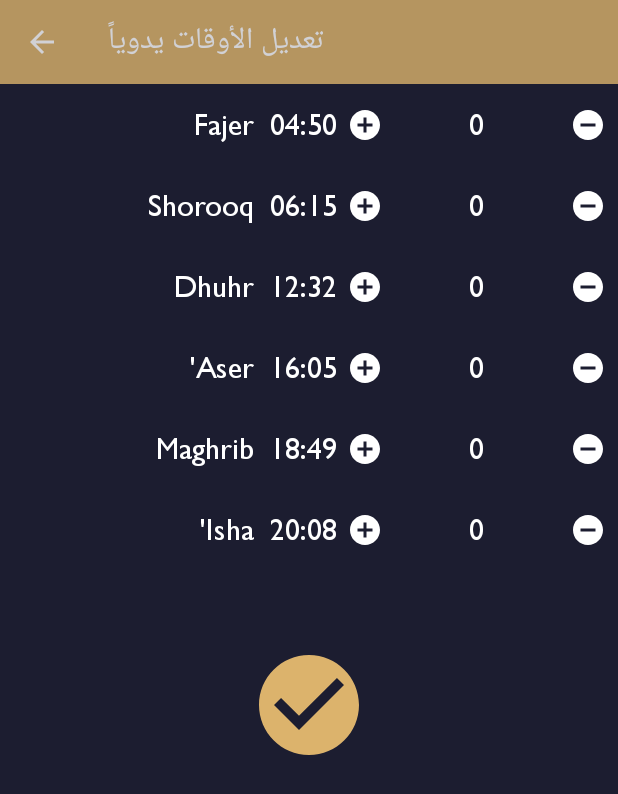
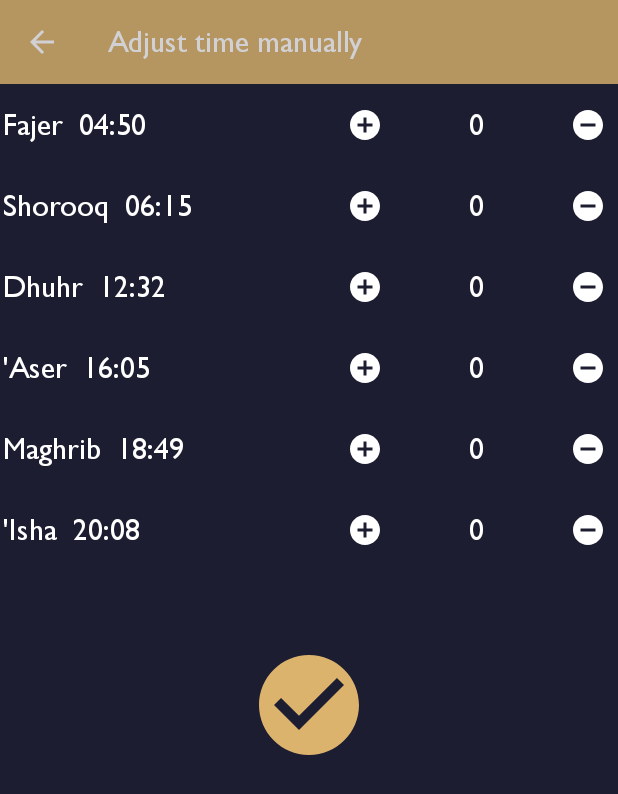
Before and after one commit to arakaneserohingya/Best-Azan-And-Prayer-Time-App, an Android app: the AdjustTimesActivity screen opened directly, with no data from a screen before it, on a phone screen of 412 x 824 dp. Shown: the top 794 px of the screen. Run offline under Robolectric (Android 15) with nearby library versions, the phone set to English and light mode, and no system bars.

Commit message:
fix, strings in AdjustTimesActivity

```diff
--- a/app/src/main/java/com/alhadara/omar/azan/Activities/AdjustTimesActivity.java
+++ b/app/src/main/java/com/alhadara/omar/azan/Activities/AdjustTimesActivity.java
@@ -32,7 +32,7 @@ public class AdjustTimesActivity extends AppCompatActivity {
         setSupportActionBar(toolbar);
         getSupportActionBar().setDisplayHomeAsUpEnabled(true);
         getSupportActionBar().setDisplayShowHomeEnabled(true);
-        getSupportActionBar().setTitle("تعديل الأوقات يدوياً");
+        getSupportActionBar().setTitle(getResources().getString(R.string.adjust_time_manually));
         delayTimesPref = getSharedPreferences("delaytime.txt",MODE_PRIVATE);
         delayTimesEdit = delayTimesPref.edit();
         times = new String[6];
--- a/app/src/main/res/layout/adjust_time_widget.xml
+++ b/app/src/main/res/layout/adjust_time_widget.xml
@@ -9,7 +9,7 @@
         android:id="@+id/adjust_time_widget_text"
         android:textSize="20sp"
         android:textColor="@android:color/white"
-        android:gravity="center|right"
+        android:gravity="center|start"
         android:layout_weight="0.5"
         android:layout_width="match_parent"
         android:layout_height="match_parent" />
```
